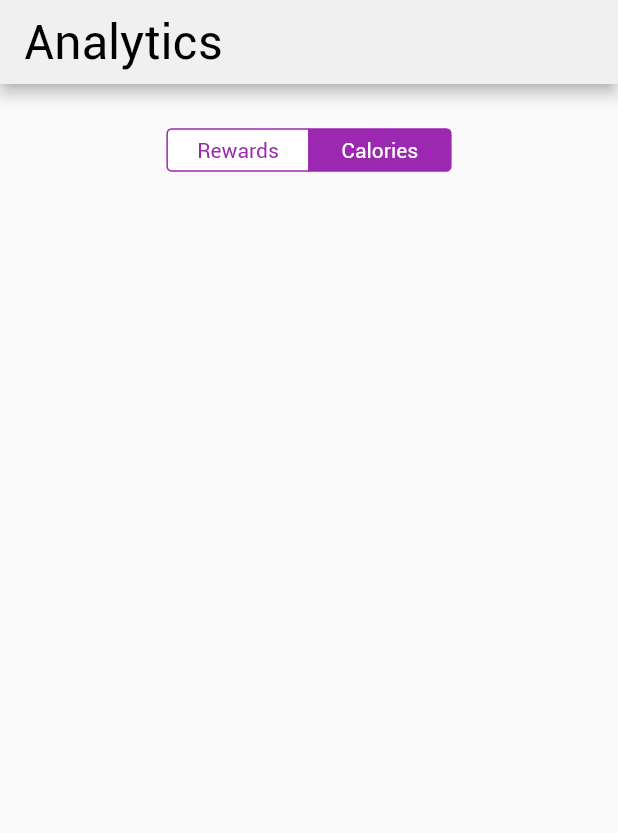
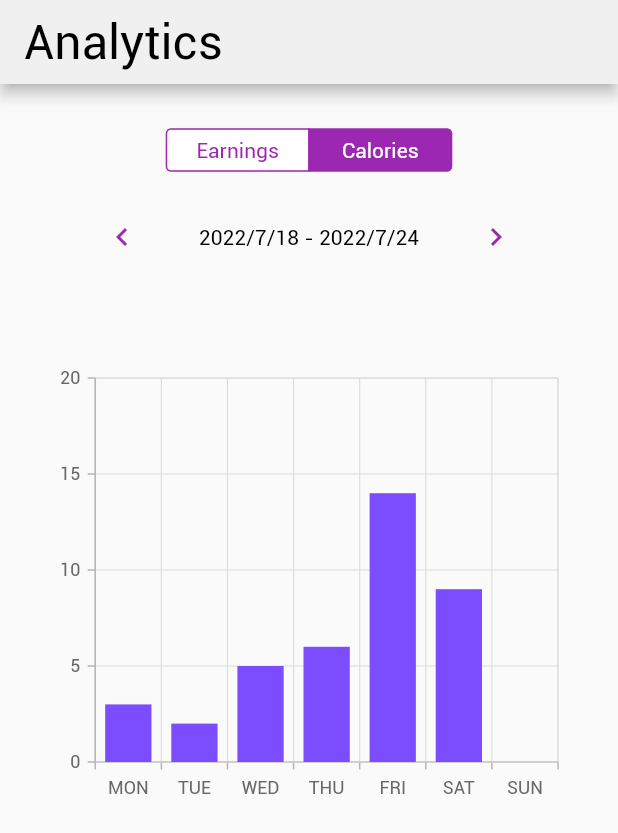
Before and after one commit to andrewwu-dev/Fitdle_App, a Flutter app: the AnalyticsScreen screen opened directly, after a tap on "Calories", on a phone screen of 412 x 824 dp. Shown: the top 833 px of the screen. Run offline on Flutter 3.47's test engine with Material 2 defaults, Android fonts, the phone set to English and light mode, and no system bars; our stand-ins replace dio, firebase_auth, firebase_core, fluttertoast, get_it, google_maps_flutter and 3 more; missing offline and left inert: flutter_polyline_points; accounts and stored records are empty.

Commit message:
shift dates, switch graphs

```diff
--- /dev/null
+++ b/Fitdle/lib/models/chart_data.dart
@@ -0,0 +1,7 @@
+// Data used to graph reward and calorie history in analytics
+class ChartData {
+  final String x;
+  final int y;
+
+  ChartData(this.x, this.y);
+}
--- /dev/null
+++ b/Fitdle/lib/models/earning.dart
@@ -0,0 +1,15 @@
+class Earning {
+  int userID;
+  String timestamp;
+  int points;
+
+  Earning(this.userID, this.timestamp, this.points);
+
+  factory Earning.fromJson(Map<String, dynamic> json) {
+    return Earning(
+        json["userID"],
+        json["timestamp"],
+        json["points"]
+    );
+  }
+}
--- a/Fitdle/lib/pages/analytics/analytics_screen.dart
+++ b/Fitdle/lib/pages/analytics/analytics_screen.dart
@@ -1,9 +1,11 @@
 import 'dart:async';
 import 'package:fitdle/components/common.dart';
+import 'package:fitdle/models/chart_data.dart';
 import 'package:fitdle/pages/analytics/analytics_vm.dart';
 import 'package:flutter/cupertino.dart';
 import 'package:flutter/material.dart';
 import 'package:fitdle/constants/all_constants.dart';
+import 'package:syncfusion_flutter_charts/charts.dart';
 
 class AnalyticsScreen extends StatefulWidget {
   const AnalyticsScreen({Key? key}) : super(key: key);
@@ -15,6 +17,8 @@ class AnalyticsScreen extends StatefulWidget {
 class _AnalyticsScreenState extends State<AnalyticsScreen> {
   late final AnalyticsVM _analyticsVM;
   late StreamSubscription _navigationSubscription;
+  late TooltipBehavior _tooltip;
+
   int selectedGraph = 0;
   Color rewardsColor = Colors.white;
   Color caloriesColor = Colors.purple;
@@ -23,6 +27,7 @@ class _AnalyticsScreenState extends State<AnalyticsScreen> {
   void initState() {
     super.initState();
     _analyticsVM = AnalyticsVM();
+    _tooltip = TooltipBehavior(enable: true);
   }
 
   @override
@@ -48,9 +53,44 @@ class _AnalyticsScreenState extends State<AnalyticsScreen> {
         padding: const EdgeInsets.fromLTRB(regular, regular, regular, 0),
         child: Column(
           children: [
-            buildSegmentedControl()
+            buildSegmentedControl(),
+            const SizedBox(height: 20),
+            buildWeekSwitch(),
+            const SizedBox(height: large),
+            SfCartesianChart(
+              primaryXAxis: CategoryAxis(),
+              tooltipBehavior: _tooltip,
+              series: <ChartSeries<ChartData, String>>[
+                ColumnSeries<ChartData, String>(
+                    dataSource: _analyticsVM.selectedData,
+                    xValueMapper: (ChartData data, _) => data.x,
+                    yValueMapper: (ChartData data, _) => data.y,
+                    name: (selectedGraph == 0) ? "Earnings" : "Calories",
+                    color: Colors.deepPurpleAccent)
+              ])
           ]),
       ),
+    );
+  }
+
+  buildWeekSwitch() {
+    return Row(
+      mainAxisAlignment: MainAxisAlignment.spaceEvenly,
+      children: [
+        IconButton(
+            onPressed:() {
+              setState(() {_analyticsVM.moveDateBack();});
+            },
+            icon: const Icon(Icons.chevron_left, color: Colors.purple)
+        ),
+        fitdleText("${_analyticsVM.startDate} - ${_analyticsVM.endDate}", hint),
+        IconButton(
+            onPressed:() {
+              setState(() {_analyticsVM.moveDateForward();});
+            },
+            icon: const Icon(Icons.chevron_right, color: Colors.purple)
+        )
+      ],
     );
   }
 
@@ -64,12 +104,13 @@ class _AnalyticsScreenState extends State<AnalyticsScreen> {
   buildSegmentedControl() {
     return CupertinoSegmentedControl(
       children: {
-        0: buildSegment("Rewards", rewardsColor),
+        0: buildSegment("Earnings", rewardsColor),
         1: buildSegment("Calories", caloriesColor)
       },
       onValueChanged: (int index) {
         setState(() {
           selectedGraph = index;
+          _analyticsVM.switchGraph(index);
           rewardsColor = index == 0 ? Colors.white : Colors.purple;
           caloriesColor = index == 0 ? Colors.purple : Colors.white;
         });
--- a/Fitdle/lib/pages/analytics/analytics_vm.dart
+++ b/Fitdle/lib/pages/analytics/analytics_vm.dart
@@ -1,22 +1,91 @@
 import 'package:fitdle/locator.dart';
-import 'package:fitdle/repository/auth_repository.dart';
+import 'package:fitdle/models/earning.dart';
+import 'package:fitdle/repository/api_response.dart';
+import 'package:fitdle/repository/user_repository.dart';
 import 'package:flutter/foundation.dart';
 import 'package:rxdart/rxdart.dart';
+import '../../models/chart_data.dart';
 
 class AnalyticsVM extends ChangeNotifier {
-  late final AuthRepository _authRepo;
+  late final UserRepository _userRepo;
+  late DateTime _startDate;
+  late DateTime _endDate;
+  late List<ChartData> _selectedData;
+  var _options = [];
+  List<ChartData> _earningData = [
+    ChartData('MON', 12),
+    ChartData('TUE', 15),
+    ChartData('WED', 30),
+    ChartData('THU', 6),
+    ChartData('FRI', 14),
+    ChartData('SAT', 3),
+    ChartData('SUN', 17),
+  ];
+  List<ChartData> _calorieData = [
+    ChartData('MON', 3),
+    ChartData('TUE', 2),
+    ChartData('WED', 5),
+    ChartData('THU', 6),
+    ChartData('FRI', 14),
+    ChartData('SAT', 9),
+    ChartData('SUN', 0),
+  ];
 
-  final PublishSubject _subject = PublishSubject();
+  final PublishSubject _error = PublishSubject();
 
-  PublishSubject get subject => _subject;
+  PublishSubject get error => _error;
+  List<ChartData> get selectedData => _selectedData;
+  String get startDate => "${_startDate.year}/${_startDate.month}/${_startDate.day}";
+  String get endDate => "${_endDate.year}/${_endDate.month}/${_endDate.day}";
 
-  AnalyticsVM([authRepo]) {
-    _authRepo = authRepo ?? locator.get<AuthRepository>();
+  AnalyticsVM([userRepo]) {
+    _userRepo = userRepo ?? locator.get<UserRepository>();
+    _selectedData = _earningData;
+    _options = [_earningData, _calorieData];
+    // Get the monday of the week
+    // weekday is an index, monday is weekday=1 so 1-1 will give now.subtract(0).
+    // which is still monday
+    var now = DateTime.now();
+    _startDate = now.subtract(Duration(days: now.weekday - 1));
+    _endDate = _startDate.add(Duration(days: 6));
   }
 
   @override
   void dispose() {
     super.dispose();
-    _subject.close();
+    _error.close();
+  }
+
+  switchGraph(int index) {
+    _selectedData = _options[index];
+  }
+
+  moveDateBack() {
+    _startDate = _startDate.subtract(Duration(days: 7));
+    _endDate = _endDate.subtract(Duration(days: 7));
+  }
+
+  moveDateForward() {
+    _startDate = _startDate.add(Duration(days: 7));
+    _endDate = _endDate.add(Duration(days: 7));
+  }
+
+  Future<void> getEarningData() async {
+    var res = await _userRepo.fetchEarnings(startDate, endDate);
+    if(res is Success) {
+      var earningsJson = res.data as List;
+      List<Earning> earnings = earningsJson.map((json) => Earning.fromJson(json)).toList();
+      for(Earning earning in earnings) {
+        // TODO: sort earnings into _earningData
+        // There can multiple earning per day so remember to accumulate
+      }
+    } else {
+      res = res as Failure;
+      _error.add(res.data);
+    }
+  }
+
+  Future<void> getCalorieData() async {
+    // TODO: Fetch calorie data
   }
 }
--- a/Fitdle/lib/pages/home/home_vm.dart
+++ b/Fitdle/lib/pages/home/home_vm.dart
@@ -55,9 +55,8 @@ class HomeVM extends ChangeNotifier {
   Future<Progress> getDailyProgress() async {
     DateTime now = DateTime.now();
     DateTime startTime = DateTime(now.year, now.month, now.day);
-    var queryParam = {"start": startTime.toIso8601String()};
 
-    var res = await _userRepo.fetchDailyProgress(queryParam);
+    var res = await _userRepo.fetchExcercises(startTime.toIso8601String());
 
     Progress progress = Progress(lpa: 0, mvpa: 0, strength: 0);
     if (res is Success) {
--- a/Fitdle/lib/pages/login/login_vm.dart
+++ b/Fitdle/lib/pages/login/login_vm.dart
@@ -36,8 +36,7 @@ class LoginVM extends ChangeNotifier {
       _error.sink.add(res.data.toString());
       return;
     }
-    var queryParam = {"email": email};
-    res = await _userRepo.fetchUser(queryParam);
+    res = await _userRepo.fetchUser(email);
     if (res is Failure) {
       _error.sink.add("Unable to retrieve user data");
     } else {
--- a/Fitdle/pubspec.yaml
+++ b/Fitdle/pubspec.yaml
@@ -34,6 +34,7 @@ dependencies:
   fluttertoast: ^8.0.9
   rxdart: ^0.27.4
   dio: ^4.0.6
+  syncfusion_flutter_charts: ^20.2.39
 
   # The following adds the Cupertino Icons font to your application.
   # Use with the CupertinoIcons class for iOS style icons.
```
Also changed, not shown: Fitdle/lib/repository/user_repository.dart (+21 -4 lines), Fitdle/pubspec.lock.
